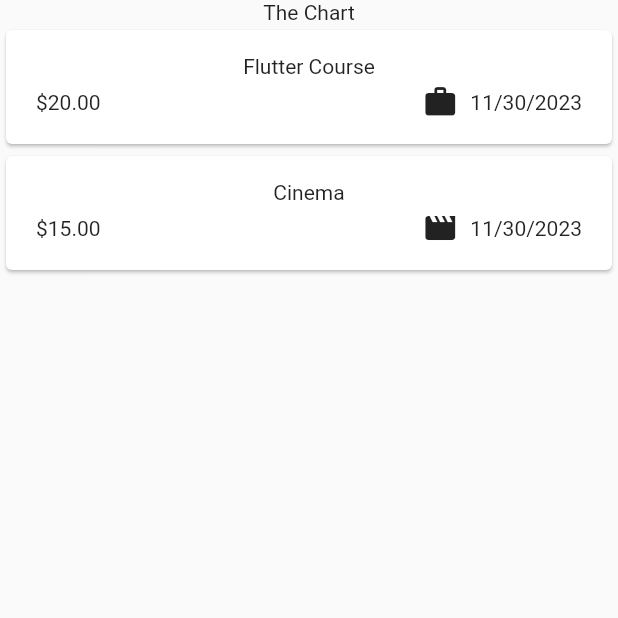
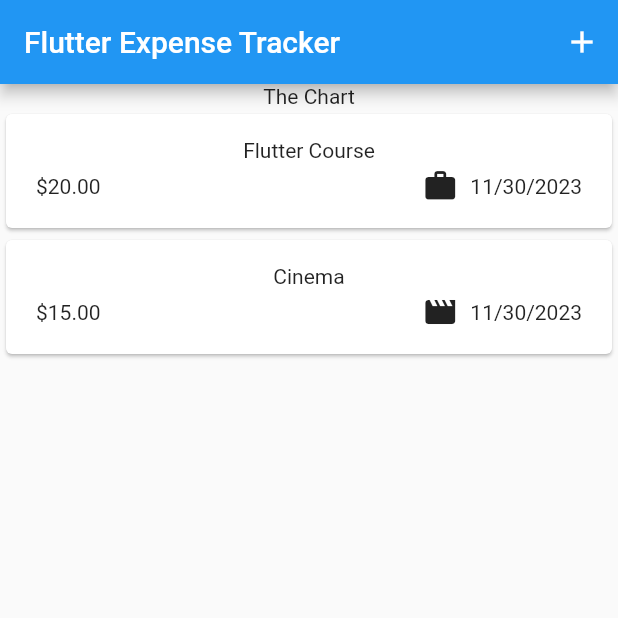
Before and after one commit to ayomidejoshua72/Expenses-Tracker, a Flutter app: the screen it shows after launch, on a phone screen of 412 x 824 dp, the top half of it. Run offline on Flutter 3.47's test engine with Material 2 defaults, Android fonts, the phone set to English and light mode, and no system bars.

Commit message:
adding App Bar

```diff
--- a/lib/widget/expenses.dart
+++ b/lib/widget/expenses.dart
@@ -25,9 +25,21 @@ class _ExpenesesState extends State<Expeneses> {
     )
   ];
 
+
   @override
   Widget build(BuildContext context) {
     return Scaffold(
+      appBar: AppBar(
+        title: const Text("Flutter Expense Tracker"),
+        actions: [
+          IconButton(
+            onPressed: () {
+
+            },
+            icon: const Icon(Icons.add),
+          )
+        ],
+      ),
       body: Column(
         children: [
           const Text("The Chart"),
```
